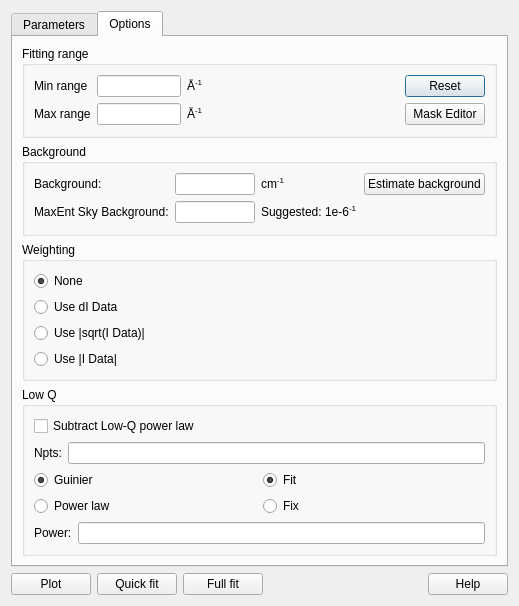
Before: the Qt Designer form src/sas/qtgui/Perspectives/SizeDistribution/UI/SizeDistributionUI.ui in SasView/sasview, drawn with Qt 5.
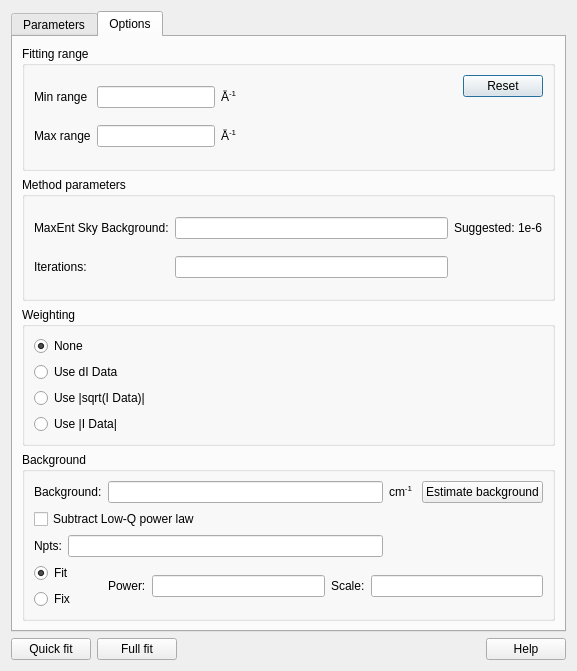
After: the same form once the commit is applied. The open tabs and pages were chosen to show the change.

Commit message: add defaults for GUI parameters and update default fit range when data is loaded

What changed in the file:
```diff
--- a/src/sas/qtgui/Perspectives/SizeDistribution/UI/SizeDistributionUI.ui
+++ b/src/sas/qtgui/Perspectives/SizeDistribution/UI/SizeDistributionUI.ui
@@ -6,8 +6,8 @@
    <rect>
     <x>0</x>
     <y>0</y>
-    <width>519</width>
-    <height>398</height>
+    <width>577</width>
+    <height>671</height>
    </rect>
   </property>
   <property name="sizePolicy">
@@ -379,65 +379,42 @@
             </property>
            </widget>
           </item>
-          <item row="1" column="2">
-           <widget class="QPushButton" name="cmdMaskEdit">
-            <property name="text">
-             <string>Mask Editor</string>
-            </property>
-           </widget>
-          </item>
          </layout>
         </widget>
        </item>
        <item row="1" column="0">
-        <widget class="QGroupBox" name="boxBackground">
+        <widget class="QGroupBox" name="boxAdvancedParameters">
          <property name="title">
-          <string>Background</string>
+          <string>Method parameters</string>
          </property>
          <layout class="QGridLayout" name="gridLayout_21">
           <item row="0" column="0">
-           <widget class="QLabel" name="lblBackgd">
-            <property name="text">
-             <string>Background:</string>
-            </property>
-           </widget>
-          </item>
-          <item row="0" column="1">
-           <widget class="QLineEdit" name="txtBackgd"/>
-          </item>
-          <item row="0" column="2">
-           <widget class="QLabel" name="label_8">
-            <property name="text">
-             <string>&lt;html&gt;&lt;head/&gt;&lt;body&gt;&lt;p&gt;cm&lt;span style=&quot;
-              vertical-align:super;&quot;&gt;-1&lt;/span&gt;&lt;/p&gt;&lt;/body&gt;&lt;/html&gt;
-             </string>
-            </property>
-           </widget>
-          </item>
-          <item row="0" column="3">
-           <widget class="QPushButton" name="cmdEstimateBackground">
-            <property name="text">
-             <string>Estimate background</string>
-            </property>
-           </widget>
-          </item>
-          <item row="1" column="0">
            <widget class="QLabel" name="lblSkyBackgd">
             <property name="text">
              <string>MaxEnt Sky Background:</string>
             </property>
            </widget>
           </item>
-          <item row="1" column="1">
+          <item row="0" column="1">
            <widget class="QLineEdit" name="txtSkyBackgd"/>
           </item>
-          <item row="1" column="2">
+          <item row="0" column="2">
            <widget class="QLabel" name="label_9">
             <property name="text">
-             <string>&lt;html&gt;&lt;head/&gt;&lt;body&gt;&lt;p&gt;Suggested: 1e-6&lt;span style=&quot;vertical-align:super;&quot;&gt;-1&lt;/span&gt;&lt;/p&gt;&lt;/body&gt;&lt;/html&gt;</string>
+             <string>&lt;html&gt;&lt;head/&gt;&lt;body&gt;&lt;p&gt;Suggested: 1e-6&lt;/p&gt;&lt;/body&gt;&lt;/html&gt;</string>
             </property>
            </widget>
           </item>
+          <item row="1" column="0">
+           <widget class="QLabel" name="lblIterations">
+            <property name="text">
+             <string>Iterations:</string>
+            </property>
+           </widget>
+          </item>
+          <item row="1" column="1">
+           <widget class="QLineEdit" name="txtIterations"/>
+          </item>
          </layout>
         </widget>
        </item>
@@ -490,12 +467,48 @@
         </widget>
        </item>
        <item row="3" column="0">
-        <widget class="QGroupBox" name="boxLowQ">
+        <widget class="QGroupBox" name="boxBackground">
          <property name="title">
-          <string>Low Q</string>
+          <string>Background</string>
          </property>
          <layout class="QGridLayout" name="gridLayout_12">
+          <item row="0" column="0">
+           <widget class="QLabel" name="lblBackgd">
+            <property name="text">
+             <string>Background:</string>
+            </property>
+           </widget>
+          </item>
+          <item row="0" column="1">
+           <widget class="QLineEdit" name="txtBackgd"/>
+          </item>
+          <item row="0" column="2">
+           <widget class="QLabel" name="label_8">
+            <property name="text">
+             <string>&lt;html&gt;&lt;head/&gt;&lt;body&gt;&lt;p&gt;cm&lt;span style=&quot;
+              vertical-align:super;&quot;&gt;-1&lt;/span&gt;&lt;/p&gt;&lt;/body&gt;&lt;/html&gt;
+             </string>
+            </property>
+           </widget>
+          </item>
+          <item row="0" column="3">
+           <widget class="QPushButton" name="cmdEstimateBackground">
+            <property name="text">
+             <string>Estimate background</string>
+            </property>
+           </widget>
+          </item>
           <item row="1" column="0" colspan="2">
+           <widget class="QCheckBox" name="chkLowQ">
+            <property name="toolTip">
+             <string>Check to subtract low-Q power law</string>
+            </property>
+            <property name="text">
+             <string>Subtract Low-Q power law</string>
+            </property>
+           </widget>
+          </item>
+          <item row="2" column="0" colspan="2">
            <layout class="QHBoxLayout" name="horizontalLayout_3">
             <item>
              <widget class="QLabel" name="lblNptsLowQ">
@@ -515,65 +528,7 @@
             </item>
            </layout>
           </item>
-          <item row="2" column="0">
-           <layout class="QVBoxLayout" name="verticalLayout_2">
-            <item>
-             <widget class="QRadioButton" name="rbGuinier">
-              <property name="text">
-               <string>Guinier</string>
-              </property>
-              <property name="checked">
-               <bool>true</bool>
-              </property>
-              <property name="autoExclusive">
-               <bool>false</bool>
-              </property>
-             </widget>
-            </item>
-            <item>
-             <widget class="QRadioButton" name="rbPowerLawLowQ">
-              <property name="text">
-               <string>Power law</string>
-              </property>
-              <property name="checked">
-               <bool>false</bool>
-              </property>
-              <property name="autoExclusive">
-               <bool>false</bool>
-              </property>
-             </widget>
-            </item>
-           </layout>
-          </item>
-          <item row="3" column="0" colspan="2">
-           <layout class="QHBoxLayout" name="horizontalLayout_6">
-            <item>
-             <widget class="QLabel" name="lblPowerLowQ">
-              <property name="text">
-               <string>Power:</string>
-              </property>
-             </widget>
-            </item>
-            <item>
-             <widget class="QLineEdit" name="txtPowerLowQ">
-              <property name="toolTip">
-               <string>Exponent to apply to the Power_law function.</string>
-              </property>
-             </widget>
-            </item>
-           </layout>
-          </item>
-          <item row="0" column="0" colspan="2">
-           <widget class="QCheckBox" name="chkLowQ">
-            <property name="toolTip">
-             <string>Check to subtract low-Q power law</string>
-            </property>
-            <property name="text">
-             <string>Subtract Low-Q power law</string>
-            </property>
-           </widget>
-          </item>
-          <item row="2" column="1">
+          <item row="3" column="0">
            <layout class="QVBoxLayout" name="verticalLayout_3">
             <item>
              <widget class="QRadioButton" name="rbFitLowQ">
@@ -612,10 +567,41 @@
             </item>
            </layout>
           </item>
+          <item row="3" column="1" colspan="3">
+           <layout class="QHBoxLayout" name="horizontalLayout_6">
+            <item>
+             <widget class="QLabel" name="lblPowerLowQ">
+              <property name="text">
+               <string>Power:</string>
+              </property>
+             </widget>
+            </item>
+            <item>
+             <widget class="QLineEdit" name="txtPowerLowQ">
+              <property name="toolTip">
+               <string>Exponent to apply to the Power_law function.</string>
+              </property>
+             </widget>
+            </item>
+            <item>
+             <widget class="QLabel" name="lblScaleLowQ">
+              <property name="text">
+               <string>Scale:</string>
+              </property>
+             </widget>
+            </item>
+            <item>
+             <widget class="QLineEdit" name="txtScaleLowQ">
+              <property name="toolTip">
+               <string>Scale to apply to the Power_law function.</string>
+              </property>
+             </widget>
+            </item>
+           </layout>
+          </item>
          </layout>
         </widget>
        </item>
-
       </layout>
      </widget>
     </widget>
@@ -625,13 +611,6 @@
      <property name="sizeConstraint">
       <enum>QLayout::SetDefaultConstraint</enum>
      </property>
-     <item>
-      <widget class="QPushButton" name="plotButton">
-       <property name="text">
-        <string>Plot</string>
-       </property>
-      </widget>
-     </item>
      <item>
       <widget class="QPushButton" name="quickFitButton">
        <property name="text">
```
Left out of the diff: 97 changed lines with no effect on the pictures. The commit also changes 3 other files.
